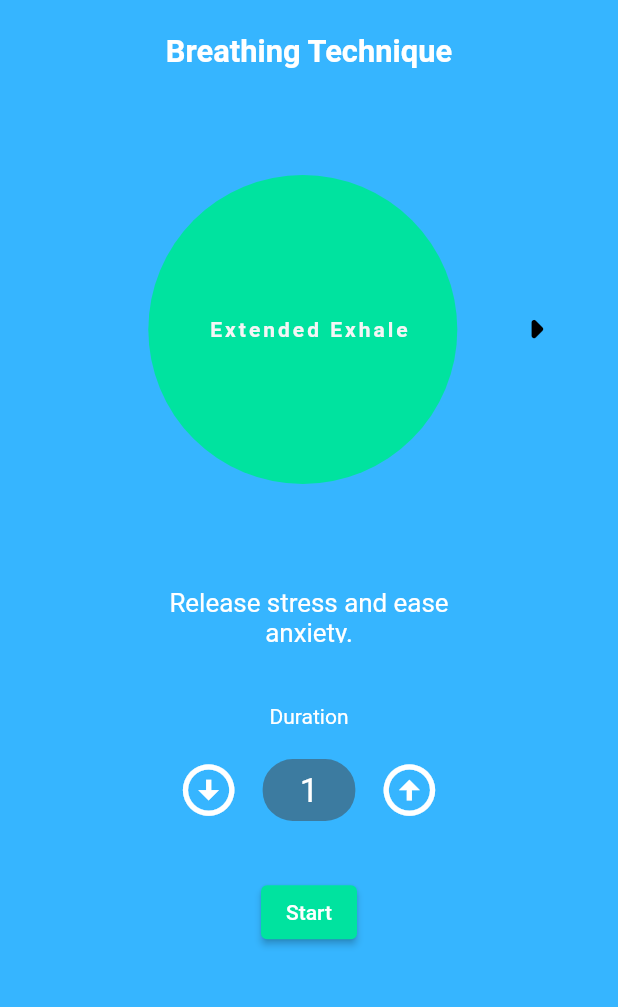
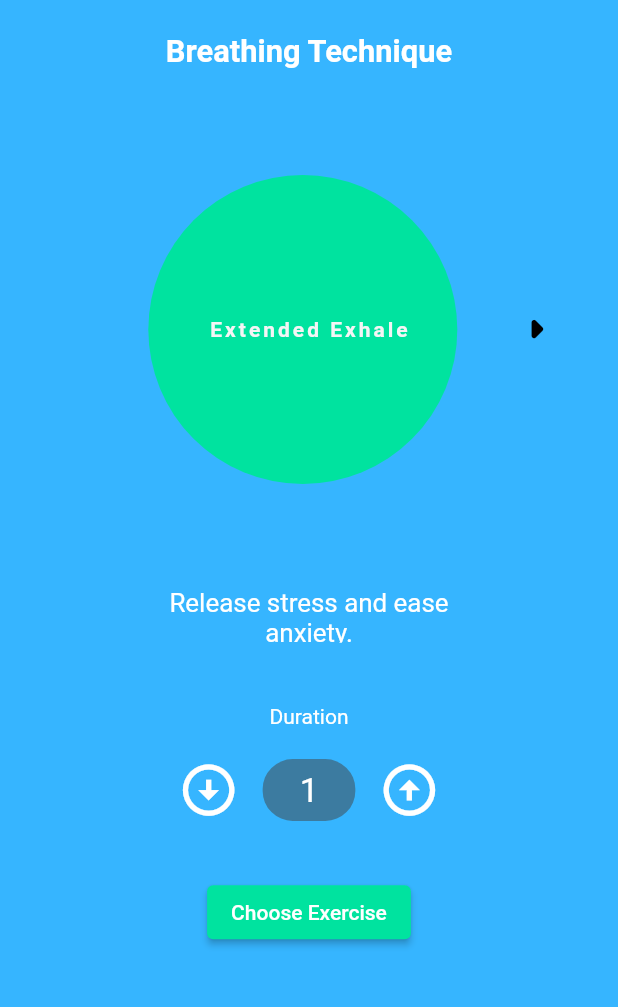
Before and after one commit to danibudo/Easify, a Flutter app: the ChooseBreathingScreen screen opened directly, on a phone screen of 412 x 824 dp, the part 106-1113 px from its top. Run offline on Flutter 3.47's test engine with Material 2 defaults, Android fonts, the phone set to English and light mode, and no system bars; our stand-ins replace cloud_firestore, firebase_auth, firebase_core, firebase_database, google_fonts; missing offline and left inert: imagebutton; accounts and stored records are empty; Roboto replaces fonts that are missing (Corbel).

Commit message:
Add + design perspective scale screen

```diff
--- a/lib/screens/help_right_now/breathing_text.dart
+++ b/lib/screens/help_right_now/breathing_text.dart
@@ -12,4 +12,17 @@ class BreathingText {
     "Relax the body and become more present.",
     "Sharpen focus and improve performance.",
   ];
+
+  static List<String> scaleText = [
+    "Everything in life is horrible and the world will end soon.",
+    "Most of the things are going bad. I don't know how to get out of this.",
+    "Almost everything feels bad, but there still is a glimpse of hope.",
+    "Vivamus placerat accumsan finibus. Quisque vulputate cursus neque, a pellentesque massa aliquam ut.",
+    "Fusce aliquam egestas arcu, eu placerat lectus facilisis vel. Suspendisse rhoncus placerat augue vel mattis.",
+    "Nunc in velit non elit auctor bibendum sit amet non est. Fusce elit nulla, rutrum eu rhoncus vel, luctus nec ligula.",
+    "Nulla auctor tellus tincidunt erat tincidunt suscipit. Fusce eu lacinia velit.",
+    "Ut neque lacus, dapibus eget arcu nec, pharetra pharetra nunc.",
+    "Vivamus gravida mi massa, non consectetur nisl vulputate in.",
+    "Duis libero erat, accumsan ut lacinia sit amet, ornare eget enim.",
+  ];
 }
--- a/lib/screens/help_right_now/choose_breathing_screen.dart
+++ b/lib/screens/help_right_now/choose_breathing_screen.dart
@@ -1,3 +1,4 @@
+import 'package:easify/screens/help_right_now/breathing_exercise_screen.dart';
 import 'package:easify/screens/resources_coping/texts.dart';
 import 'package:flutter/cupertino.dart';
 import 'package:flutter/material.dart';
@@ -247,10 +248,14 @@ class _ChooseBreathingScreenState extends State<ChooseBreathingScreen> {
             ),
             child: ElevatedButton(
               onPressed: () {
-                print("start exercise");
+                Navigator.push(
+                  context,
+                  MaterialPageRoute(
+                      builder: (context) => BreathingExerciseScreen()),
+                );
               },
               child: Text(
-                "Start",
+                "Choose Exercise",
                 style: TextStyle(
                   color: Colors.white,
                 ),
```
Also changed, not shown: lib/screens/help_right_now/HRN_main_screen.dart (+7 -1 lines), lib/screens/help_right_now/perspective_scale_screen.dart (added, +134 -0 lines).
